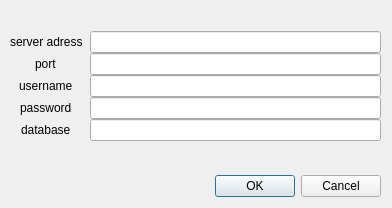
Before: the Qt Designer form src/visuals/ui/forms/maria_dialog.ui in future-gadget-lab-de/league_scrim_analytics_suite, drawn with Qt 5.
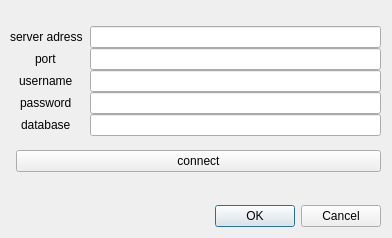
After: the same form once the commit is applied.

Commit message: feat - proper implementation of connection

Diff of the .ui file:
```diff
--- a/src/visuals/ui/forms/maria_dialog.ui
+++ b/src/visuals/ui/forms/maria_dialog.ui
@@ -7,9 +7,21 @@
     <x>0</x>
     <y>0</y>
     <width>392</width>
-    <height>208</height>
+    <height>238</height>
    </rect>
   </property>
+  <property name="minimumSize">
+   <size>
+    <width>392</width>
+    <height>238</height>
+   </size>
+  </property>
+  <property name="maximumSize">
+   <size>
+    <width>392</width>
+    <height>238</height>
+   </size>
+  </property>
   <property name="windowTitle">
    <string>MariaDB configuration</string>
   </property>
@@ -17,7 +29,7 @@
    <property name="geometry">
     <rect>
      <x>190</x>
-     <y>170</y>
+     <y>200</y>
      <width>191</width>
      <height>32</height>
     </rect>
@@ -35,7 +47,7 @@
      <x>10</x>
      <y>10</y>
      <width>371</width>
-     <height>151</height>
+     <height>141</height>
     </rect>
    </property>
    <layout class="QFormLayout" name="formLayout">
@@ -109,6 +121,25 @@
     </item>
    </layout>
   </widget>
+  <widget class="QWidget" name="formLayoutWidget_2">
+   <property name="geometry">
+    <rect>
+     <x>10</x>
+     <y>150</y>
+     <width>371</width>
+     <height>41</height>
+    </rect>
+   </property>
+   <layout class="QFormLayout" name="formLayout_2">
+    <item row="0" column="1">
+     <widget class="QPushButton" name="pushButton_connection">
+      <property name="text">
+       <string>connect</string>
+      </property>
+     </widget>
+    </item>
+   </layout>
+  </widget>
  </widget>
  <resources/>
  <connections>
```
The commit also changes 5 other files.
